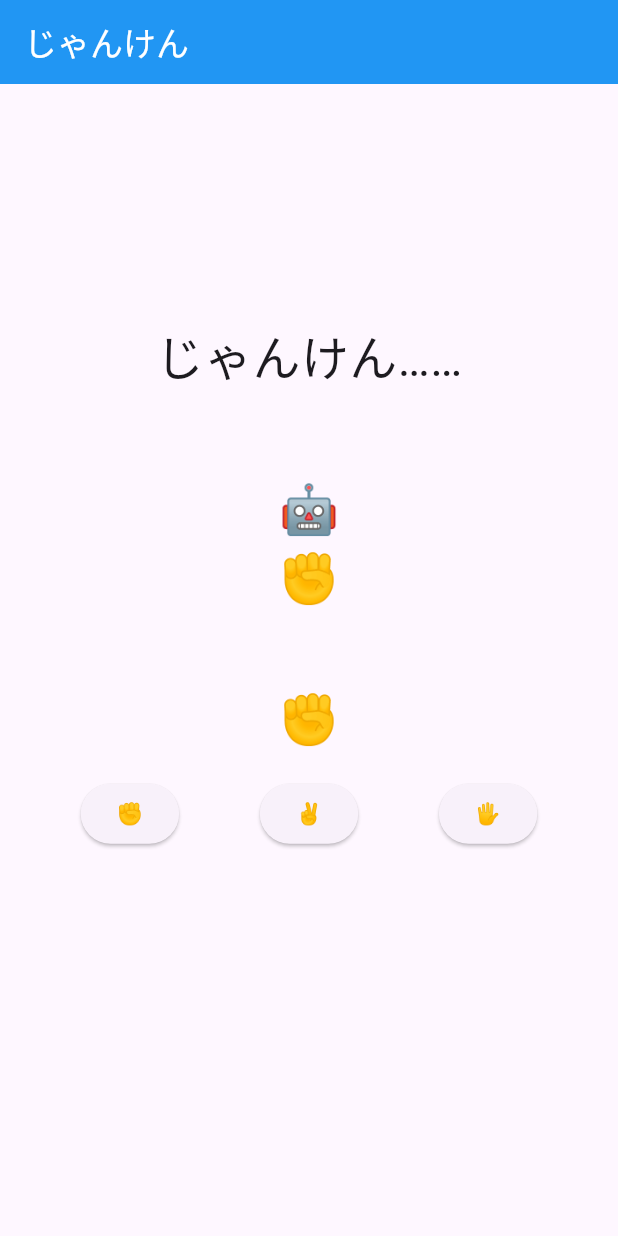
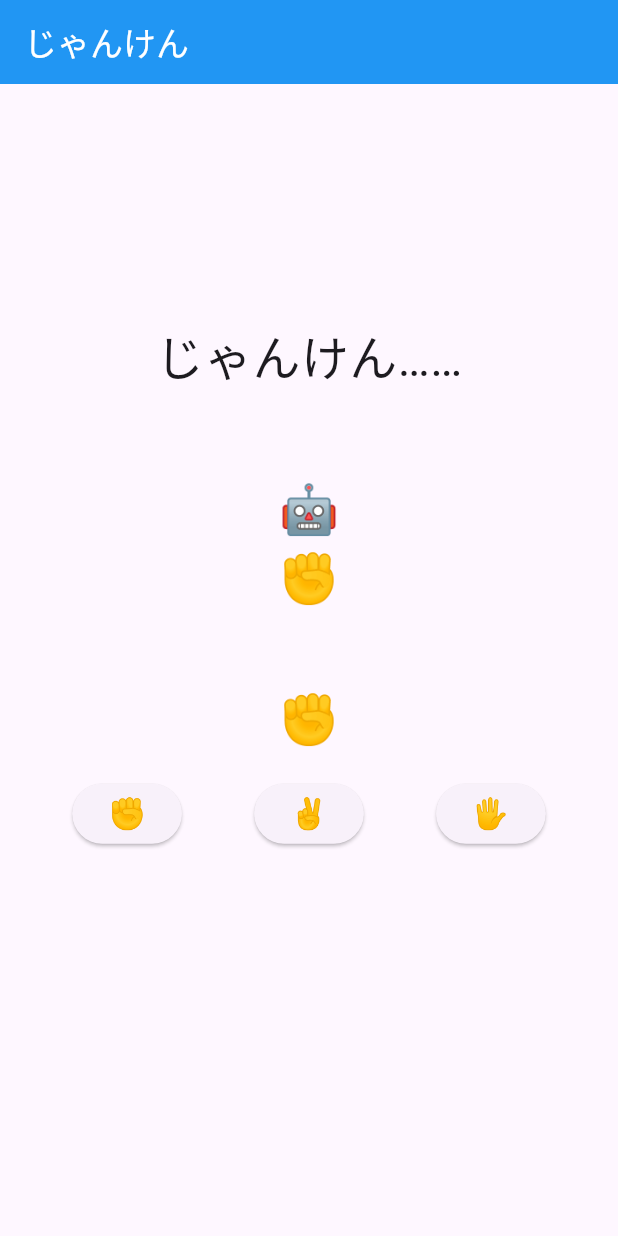
Before and after one commit to oharu-iii/HelloFlutter, a Flutter app: the screen it shows after launch, on a phone screen of 412 x 824 dp. Run offline on Flutter 3.47's test engine with Material 3 defaults, Android fonts, the phone set to English and light mode, and no system bars.

Commit message:
ボタンを修正

```diff
--- a/janken/lib/main.dart
+++ b/janken/lib/main.dart
@@ -162,17 +162,35 @@ class _JankenPageState extends State<JankenPage> {
                   onPressed: () {
                     selectHand(Hands.rock);
                   },
-                  child: Text(Hands.rock.hand)),
+                  child: Text(
+                    Hands.rock.hand,
+                    style: TextStyle(
+                      fontSize: 20,
+                    ),
+                  )
+                ),
                 ElevatedButton(
                   onPressed: () {
                     selectHand(Hands.scissors);
                   },
-                  child: Text(Hands.scissors.hand)),
+                  child: Text(
+                    Hands.scissors.hand,
+                    style: TextStyle(
+                      fontSize: 20,
+                    ),
+                  )
+                ),
                 ElevatedButton(
                   onPressed: () {
                     selectHand(Hands.paper);
                   },
-                  child: Text(Hands.paper.hand)),
+                  child: Text(
+                    Hands.paper.hand,
+                    style: TextStyle(
+                      fontSize: 20,
+                    ),
+                  )
+                ),
               ],
             ),
             SizedBox(height: 54),
```
